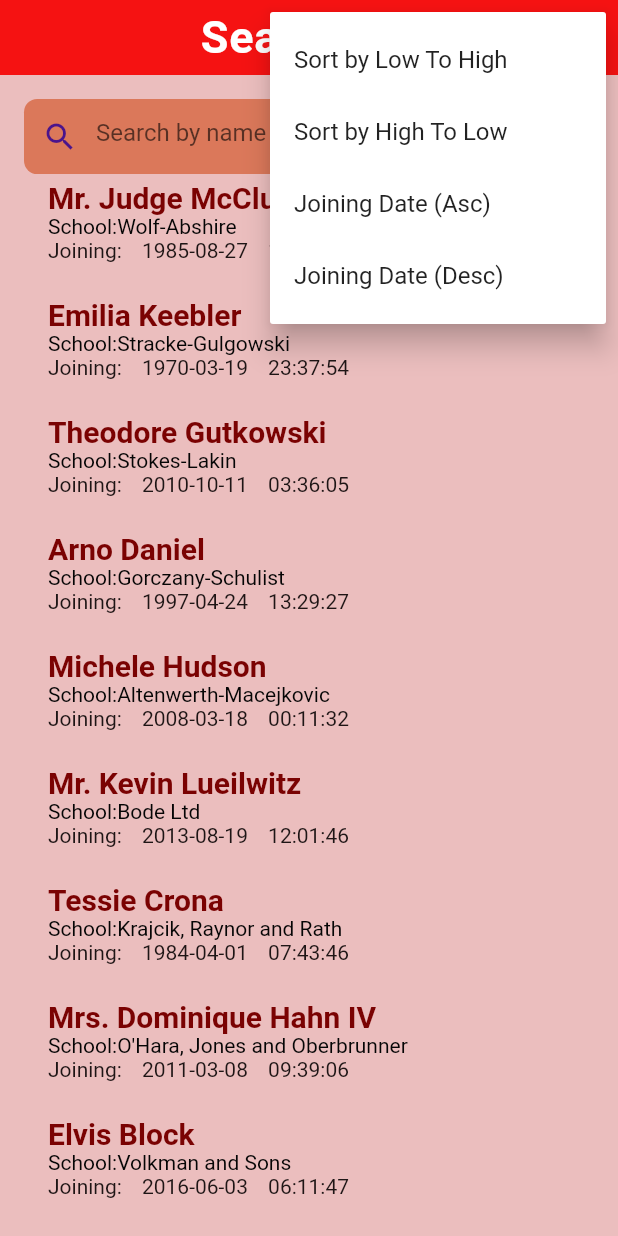
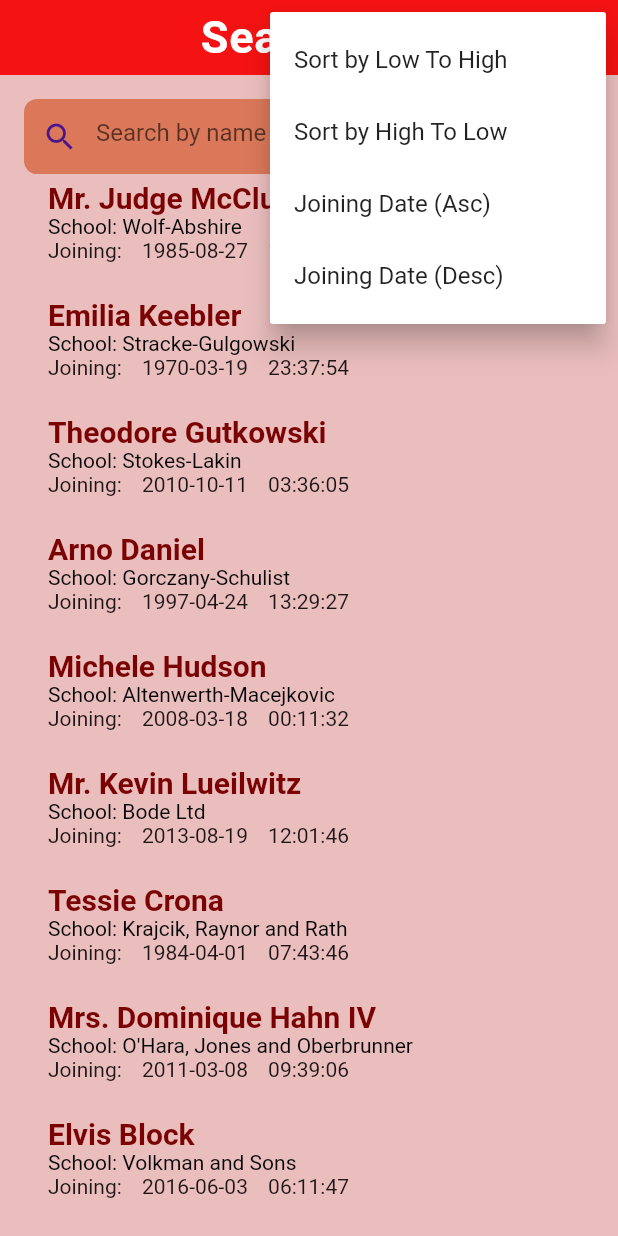
Before and after one commit to jaspal007/gdsc-assignment-1, a Flutter app: the screen it shows after launch, after a tap on the "more vert" icon, on a phone screen of 412 x 824 dp. Run offline on Flutter 3.47's test engine with Material 2 defaults, Android fonts, the light colour scheme and no system bars.

Commit message:
issues_fixed

```diff
--- a/shakti_assn1/multi_search/lib/main.dart
+++ b/shakti_assn1/multi_search/lib/main.dart
@@ -1,14 +1,13 @@
 import 'package:flutter/material.dart';
 import 'dart:convert';
-import 'package:flutter/services.dart'
-    show rootBundle; // Import the JSON package
+import 'package:flutter/services.dart' show rootBundle;
 
 void main() {
   runApp(const MyApp());
 }
 
 class MyApp extends StatelessWidget {
-  const MyApp({super.key});
+  const MyApp({Key? key});
 
   @override
   Widget build(BuildContext context) {
@@ -21,7 +20,7 @@ class MyApp extends StatelessWidget {
 }
 
 class Homepage extends StatefulWidget {
-  const Homepage({super.key});
+  const Homepage({Key? key});
 
   @override
   State<Homepage> createState() => _HomepageState();
@@ -29,6 +28,7 @@ class Homepage extends StatefulWidget {
 
 class _HomepageState extends State<Homepage> {
   Orientation _orientation = Orientation.portrait;
+  List<Map<String, dynamic>> jsonList = []; // Store your JSON data
   List<Map<String, dynamic>> displayList = [];
   bool ascendingOrder = true; // To track sorting order
   double _appBarHeight = 50.0;
@@ -39,17 +39,10 @@ class _HomepageState extends State<Homepage> {
     String jsonData = await rootBundle.loadString('assets/data.json');
 
     // Parse the JSON data into a list of maps
-    List<dynamic> jsonList = json.decode(jsonData);
+    jsonList = json.decode(jsonData).cast<Map<String, dynamic>>();
 
     setState(() {
-      displayList = jsonList.map((item) {
-        return {
-          'id': item['id'],
-          'Name': item['Name'],
-          'School': item['School'],
-          'Date Of Joining': item['Date Of Joining'],
-        };
-      }).toList();
+      displayList = jsonList;
     });
   }
 
@@ -81,8 +74,7 @@ class _HomepageState extends State<Homepage> {
   @override
   Widget build(BuildContext context) {
     // Check the current orientation
-    bool isPortrait =
-        MediaQuery.of(context).orientation == Orientation.portrait;
+    bool isPortrait = MediaQuery.of(context).orientation == Orientation.portrait;
 
     if (!isPortrait) {
       _appBarHeight = 40.0;
@@ -101,7 +93,8 @@ class _HomepageState extends State<Homepage> {
                   color: Color.fromARGB(255, 255, 255, 255),
                   fontSize: 30.0,
                   letterSpacing: 0.5,
-                    fontWeight: FontWeight.bold),
+                  fontWeight: FontWeight.bold,
+                ),
               ),
             ),
             backgroundColor: Color.fromARGB(255, 245, 18, 18),
@@ -147,21 +140,14 @@ class _HomepageState extends State<Homepage> {
             mainAxisAlignment: MainAxisAlignment.start,
             crossAxisAlignment: CrossAxisAlignment.start,
             children: [
-              // SizedBox(height: 5.0),
               SizedBox(
                 height: _searchBarHeight,
                 child: TextField(
                   onChanged: (text) {
                     setState(() {
-                      displayList = displayList
-                          .where((item) =>
-                              item['Name']!
-                                  .toLowerCase()
-                                  .contains(text.toLowerCase()) ||
-                              item['School']!
-                                  .toLowerCase()
-                                  .contains(text.toLowerCase()))
-                          .toList();
+                      displayList = jsonList.where((item) =>
+                          item['Name']!.toLowerCase().contains(text.toLowerCase()) ||
+                          item['School']!.toLowerCase().contains(text.toLowerCase())).toList();
                     });
                   },
                   style: TextStyle(color: Colors.white),
@@ -178,20 +164,19 @@ class _HomepageState extends State<Homepage> {
                   ),
                 ),
               ),
-              // SizedBox(height: 5.0),
               Expanded(
                 child: displayList.length == 0
                     ? Center(
                         child: Text(
-                          "No Results!-",
+                          "No Results!",
                           style: TextStyle(
                             color: Color.fromARGB(255, 0, 0, 0),
                             fontSize: 22.0,
-                              fontWeight: FontWeight.bold),
+                            fontWeight: FontWeight.bold,
+                          ),
                         ),
                       )
-                    : Expanded(
-                        child: SingleChildScrollView(
+                    : SingleChildScrollView(
                         child: Column(
                           children: [
                             ListView.builder(
@@ -208,11 +193,10 @@ class _HomepageState extends State<Homepage> {
                                   ),
                                 ),
                                 subtitle: Column(
-                                    crossAxisAlignment:
-                                        CrossAxisAlignment.start,
+                                  crossAxisAlignment: CrossAxisAlignment.start,
                                   children: [
                                     Text(
-                                        "School:${displayList[index]["School"]!}",
+                                      "School: ${displayList[index]["School"]!}",
                                       style: TextStyle(
                                         color: Color.fromARGB(255, 5, 5, 5),
                                       ),
@@ -222,8 +206,7 @@ class _HomepageState extends State<Homepage> {
                                       textAlign: TextAlign.justify,
                                       style: TextStyle(
                                         wordSpacing: 10.0,
-                                          color:
-                                              Color.fromARGB(255, 30, 21, 21),
+                                        color: Color.fromARGB(255, 30, 21, 21),
                                       ),
                                     ),
                                     SizedBox(height: 15.0),
@@ -235,7 +218,6 @@ class _HomepageState extends State<Homepage> {
                         ),
                       ),
               ),
-              ),
             ],
           ),
         ),
```
Lines whose indentation alone changed are shown as unchanged.
